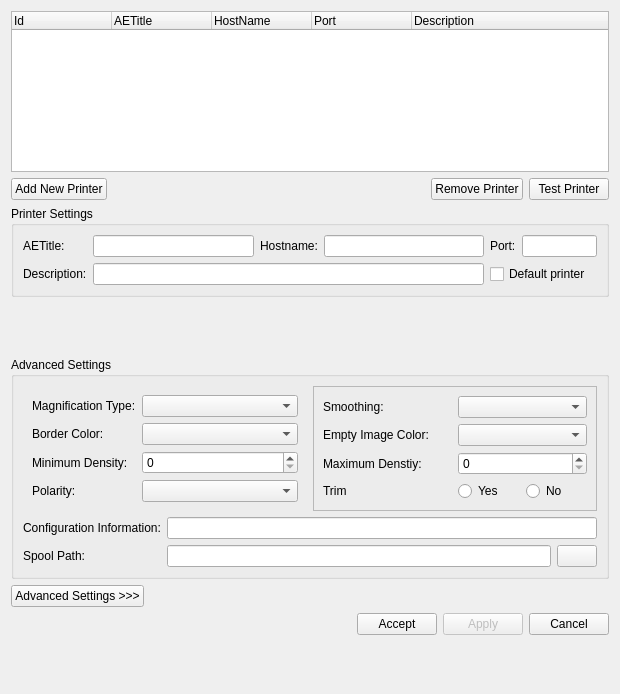
starviewer-medical/starviewer, file starviewer/src/extensions/playground/imageprint/qdicomprinterconfigurationwidgetbase.ui: the form before one commit.
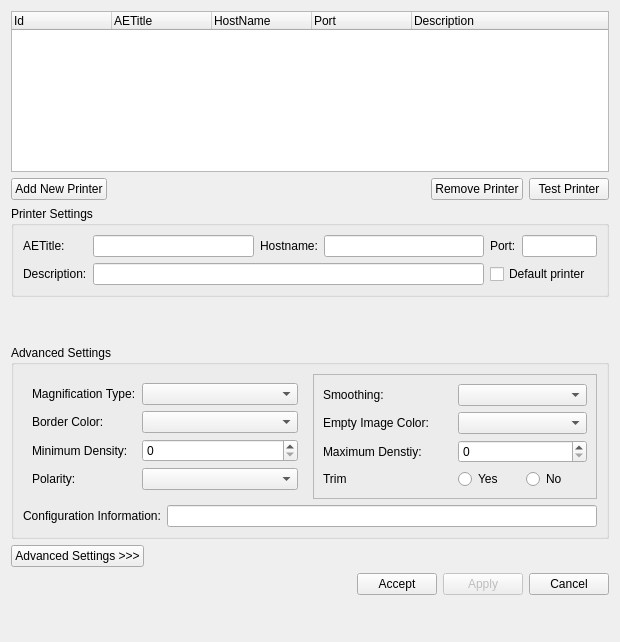
The form after the commit. Icons and pictures are not drawn. Custom widgets are drawn as their Qt base class.

Commit message: ENH:Es treu per escollir el directori del spool de la pantalla de configuració ja que l'spool de DICOMPrint es genera en el directori temporal del S.O.

The edit to the form file:
```diff
--- a/starviewer/src/extensions/playground/imageprint/qdicomprinterconfigurationwidgetbase.ui
+++ b/starviewer/src/extensions/playground/imageprint/qdicomprinterconfigurationwidgetbase.ui
@@ -10,7 +10,7 @@
     <x>0</x>
     <y>0</y>
     <width>620</width>
-    <height>694</height>
+    <height>642</height>
    </rect>
   </property>
   <property name="sizePolicy">
@@ -573,31 +573,6 @@
         </property>
        </widget>
       </item>
-      <item row="2" column="0">
-       <widget class="QLabel" name="label">
-        <property name="text">
-         <string>Spool Path:</string>
-        </property>
-       </widget>
-      </item>
-      <item row="2" column="1">
-       <layout class="QHBoxLayout" name="horizontalLayout_11">
-        <item>
-         <widget class="QLineEdit" name="m_spoolPathLineEdit"/>
-        </item>
-        <item>
-         <widget class="QPushButton" name="m_chooseSpoolPathPushButton">
-          <property name="text">
-           <string/>
-          </property>
-          <property name="icon">
-           <iconset resource="../../../main/main.qrc">
-            <normaloff>:/images/folderopen.png</normaloff>:/images/folderopen.png</iconset>
-          </property>
-         </widget>
-        </item>
-       </layout>
-      </item>
      </layout>
     </widget>
    </item>
```
Left out of the diff: 3 changed lines with no effect on the pictures. The commit also changes 2 other files.
